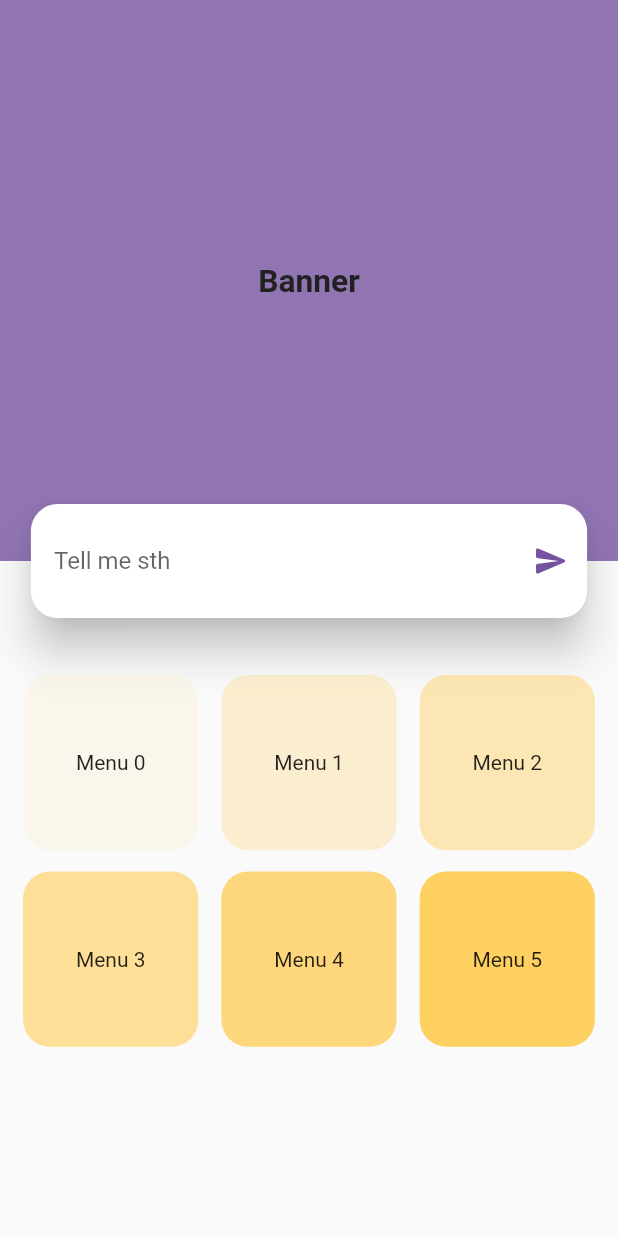
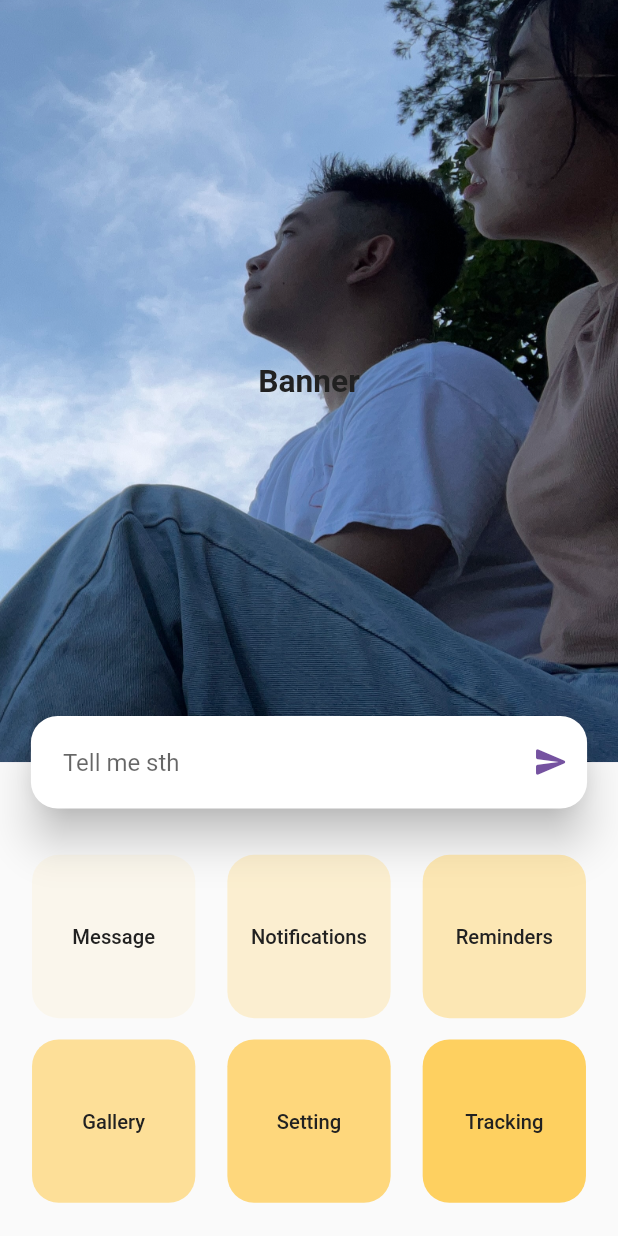
Before and after one commit to thinhlh/ht, a Flutter app: the screen it shows after launch, on a phone screen of 412 x 824 dp. Run offline on Flutter 3.47's test engine with Material 2 defaults, Android fonts, the phone set to English and light mode, and no system bars; our stand-ins replace another_flushbar, dio, easy_localization, flutter_screenutil, go_router, logger and 2 more.

Commit message:
feat: add background image & menu

```diff
--- a/frontend/ht-mobile-app/lib/app/home/views/home_page.dart
+++ b/frontend/ht-mobile-app/lib/app/home/views/home_page.dart
@@ -24,7 +24,7 @@ class HomePage extends PageStateless<HomeProvider> {
       body: SafeArea(
         child: Padding(
           padding: EdgeInsets.symmetric(
-            horizontal: AppSizes.largeWidthDimens,
+            horizontal: AppSizes.xLargeHeightDimens,
           ),
           child: Column(
             mainAxisAlignment: MainAxisAlignment.center,
--- /dev/null
+++ b/frontend/ht-mobile-app/lib/app/home2/domain/entity/menu.dart
@@ -0,0 +1,8 @@
+import 'package:flutter/foundation.dart';
+
+class MenuItem {
+  final String name;
+  final VoidCallback onTap;
+
+  MenuItem(this.name, this.onTap);
+}
--- /dev/null
+++ b/frontend/ht-mobile-app/lib/app/home2/presentation/components/home2_menu.dart
@@ -0,0 +1,56 @@
+import 'package:flutter/material.dart';
+import 'package:flutter_screenutil/flutter_screenutil.dart';
+import 'package:tfc/app/home2/domain/entity/menu.dart' as m;
+import 'package:tfc/config/app_sizes.dart';
+import 'package:tfc/config/colors.dart';
+import 'package:tfc/config/styles.dart';
+
+class Home2Menu extends StatelessWidget {
+  Home2Menu({super.key});
+
+  final List<m.MenuItem> menu = [
+    m.MenuItem("Message", () => {}),
+    m.MenuItem("Notifications", () => {}),
+    m.MenuItem("Reminders", () => {}),
+    m.MenuItem("Gallery", () => {}),
+    m.MenuItem("Setting", () => {}),
+    m.MenuItem("Tracking", () => {}),
+  ];
+
+  @override
+  Widget build(BuildContext context) {
+    return GridView.builder(
+      physics: const NeverScrollableScrollPhysics(),
+      padding: EdgeInsets.symmetric(
+        horizontal: AppSizes.xLargeHeightDimens,
+      ),
+      gridDelegate: SliverGridDelegateWithFixedCrossAxisCount(
+        crossAxisCount: 3,
+        mainAxisSpacing: AppSizes.largeHeightDimens,
+        crossAxisSpacing: AppSizes.xLargeHeightDimens,
+      ),
+      itemCount: 6,
+      itemBuilder: (_, idx) => GestureDetector(
+        onTap: menu[idx].onTap,
+        child: PhysicalModel(
+          color: AppColors.secondaryLight.withAlpha(idx * 40 + 20),
+          borderRadius: BorderRadius.circular(
+            AppSizes.buttonBorderRadius,
+          ),
+          child: SizedBox(
+            width: 20.w,
+            height: 20.h,
+            child: Center(
+              child: Text(
+                menu[idx].name,
+                style: AppStyles.bodySmall.copyWith(
+                  fontWeight: FontWeight.w500,
+                ),
+              ),
+            ),
+          ),
+        ),
+      ),
+    );
+  }
+}
--- /dev/null
+++ b/frontend/ht-mobile-app/lib/app/home2/presentation/components/home2_search_bar.dart
@@ -0,0 +1,42 @@
+import 'package:flutter/material.dart';
+import 'package:flutter_screenutil/flutter_screenutil.dart';
+import 'package:tfc/config/app_sizes.dart';
+import 'package:tfc/config/colors.dart';
+
+class Home2SearchBar extends StatelessWidget {
+  const Home2SearchBar({super.key});
+
+  @override
+  Widget build(BuildContext context) {
+    return FractionalTranslation(
+      translation: const Offset(0, -0.5),
+      child: SizedBox(
+        width: 0.9.sw,
+        child: PhysicalModel(
+          color: Colors.white,
+          elevation: AppSizes.largeElevation,
+          borderRadius: BorderRadius.circular(
+            AppSizes.buttonBorderRadius,
+          ),
+          child: TextField(
+            maxLines: 1,
+            cursorColor: AppColors.primaryLight,
+            decoration: InputDecoration(
+              border: InputBorder.none,
+              contentPadding: EdgeInsets.symmetric(
+                vertical: AppSizes.xLargeHeightDimens,
+                horizontal: AppSizes.xLargeHeightDimens,
+              ),
+              hintText: "Tell me sth",
+              fillColor: Colors.white,
+              suffixIcon: const Icon(
+                Icons.send_rounded,
+                color: AppColors.primary,
+              ),
+            ),
+          ),
+        ),
+      ),
+    );
+  }
+}
--- a/frontend/ht-mobile-app/lib/app/home2/presentation/views/home2_page.dart
+++ b/frontend/ht-mobile-app/lib/app/home2/presentation/views/home2_page.dart
@@ -1,4 +1,6 @@
 import 'package:flutter/material.dart';
+import 'package:tfc/app/home2/presentation/components/home2_menu.dart';
+import 'package:tfc/app/home2/presentation/components/home2_search_bar.dart';
 import 'package:tfc/app/home2/presentation/views/home2_provider.dart';
 import 'package:tfc/base/presentation/pages/p_stateless.dart';
 import 'package:tfc/config/app_sizes.dart';
@@ -16,10 +18,18 @@ class Home2Page extends PageStateless<Home2Provider> {
         mainAxisAlignment: MainAxisAlignment.spaceEvenly,
         children: [
           Expanded(
-            flex: 1,
+            flex: 2,
             child: ClipRRect(
               child: Container(
-                color: AppColors.primaryLight,
+                decoration: const BoxDecoration(
+                  color: AppColors.primaryLight,
+                  image: DecorationImage(
+                    image: AssetImage(
+                      'assets/images/background.jpeg',
+                    ),
+                    fit: BoxFit.cover,
+                  ),
+                ),
                 child: Center(
                   child: Text(
                     'Banner',
@@ -29,60 +39,9 @@ class Home2Page extends PageStateless<Home2Provider> {
               ),
             ),
           ),
-          FractionalTranslation(
-            translation: const Offset(0, -0.5),
-            child: SizedBox(
-              width: 0.9.sw,
-              child: PhysicalModel(
-                color: Colors.white,
-                elevation: AppSizes.largeElevation,
-                borderRadius: BorderRadius.circular(
-                  AppSizes.buttonBorderRadius,
-                ),
-                child: TextField(
-                  decoration: InputDecoration(
-                      border: InputBorder.none,
-                      contentPadding: EdgeInsets.symmetric(
-                        vertical: AppSizes.extraLargeHeightDimens,
-                        horizontal: AppSizes.largeWidthDimens,
-                      ),
-                      hintText: "Tell me sth",
-                      fillColor: Colors.white,
-                      suffixIcon: const Icon(
-                        Icons.send_rounded,
-                        color: AppColors.primary,
-                      )),
-                ),
-              ),
-            ),
-          ),
+          const Home2SearchBar(),
           Expanded(
-            child: GridView.builder(
-              padding: EdgeInsets.symmetric(
-                horizontal: AppSizes.largeWidthDimens,
-              ),
-              gridDelegate: SliverGridDelegateWithFixedCrossAxisCount(
-                crossAxisCount: 3,
-                mainAxisSpacing: AppSizes.largeHeightDimens,
-                crossAxisSpacing: AppSizes.largeWidthDimens,
-              ),
-              itemCount: 6,
-              itemBuilder: (_, idx) => PhysicalModel(
-                color: AppColors.secondaryLight.withAlpha(idx * 40 + 20),
-                borderRadius: BorderRadius.circular(
-                  AppSizes.buttonBorderRadius,
-                ),
-                child: SizedBox(
-                  width: 20.w,
-                  height: 20.h,
-                  child: Center(
-                    child: Text(
-                      "Menu $idx",
-                    ),
-                  ),
-                ),
-              ),
-            ),
+            child: Home2Menu(),
           ),
         ],
       ),
--- a/frontend/ht-mobile-app/lib/config/app_sizes.dart
+++ b/frontend/ht-mobile-app/lib/config/app_sizes.dart
@@ -26,11 +26,17 @@ class AppSizes {
   /// 16.w
   static final double largeWidthDimens = 16.w;
 
+  /// 24.h
+  static final double xLargeHeightDimens = 24.h;
+
+  /// 24.w
+  static final double xLargeWidthDimens = 24.w;
+
   /// 32.w
-  static final double extraLargeWidthDimens = 32.w;
+  static final double xxLargeWidthDimens = 32.w;
 
   /// 32.h
-  static final double extraLargeHeightDimens = 32.h;
+  static final double xxLargeHeightDimens = 32.h;
 
   /// 4.r
   static final double smallRadius = 4.r;
--- a/frontend/ht-mobile-app/lib/config/app_themes.dart
+++ b/frontend/ht-mobile-app/lib/config/app_themes.dart
@@ -14,7 +14,7 @@ class AppTheme {
         elevation: MaterialStateProperty.all(0),
         padding: MaterialStateProperty.all(
           EdgeInsets.symmetric(
-            horizontal: AppSizes.largeWidthDimens,
+            horizontal: AppSizes.xLargeHeightDimens,
             vertical: AppSizes.largeHeightDimens,
           ),
         ),
--- a/frontend/ht-mobile-app/lib/config/styles.dart
+++ b/frontend/ht-mobile-app/lib/config/styles.dart
@@ -25,6 +25,19 @@ class AppStyles {
     fontWeight: AppStyles.bold,
   );
 
+  static final TextStyle bodyLarge = TextStyle(
+    fontSize: AppSizes.mediumText,
+    color: AppColors.neutral.shade900,
+  );
+  static final TextStyle bodyMedium = TextStyle(
+    fontSize: AppSizes.mediumText,
+    color: AppColors.neutral.shade900,
+  );
+  static final TextStyle bodySmall = TextStyle(
+    fontSize: AppSizes.smallText,
+    color: AppColors.neutral.shade900,
+  );
+
   static final ButtonStyle buttonStyle = ButtonStyle(
     elevation: MaterialStateProperty.all(0),
     backgroundColor: MaterialStateProperty.all(AppColors.primary),
```
Also changed, not shown: frontend/ht-mobile-app/assets/images/background.jpeg (added).
